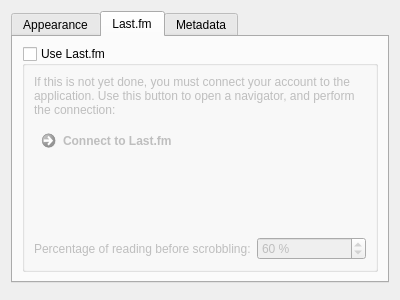
Old version of the form Form/DialogPreferences.ui in the repository isuhao/TMediaPlayer.
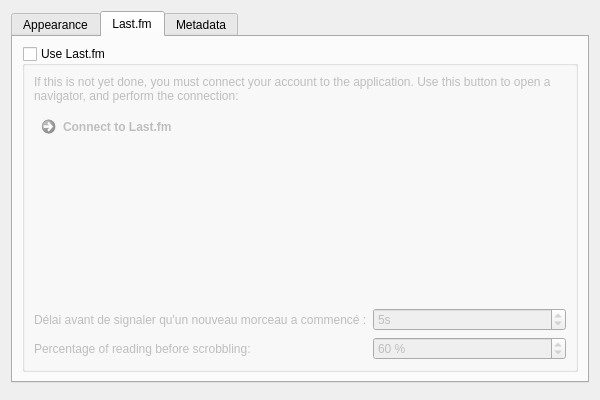
New version of the form. The open tabs and pages were chosen to show the change.

Commit message: Last.fm : update now playing

Patch:
```diff
--- a/Form/DialogPreferences.ui
+++ b/Form/DialogPreferences.ui
@@ -9,8 +9,8 @@
    <rect>
     <x>0</x>
     <y>0</y>
-    <width>400</width>
-    <height>300</height>
+    <width>600</width>
+    <height>400</height>
    </rect>
   </property>
   <property name="minimumSize">
@@ -118,15 +118,15 @@
             </property>
            </spacer>
           </item>
-          <item row="3" column="0">
-           <widget class="QLabel" name="lblLastFmPercentage">
+          <item row="4" column="0">
+           <widget class="QLabel" name="lblLastFmPercentageBeforeScrobbling">
             <property name="text">
              <string>Percentage of reading before scrobbling:</string>
             </property>
            </widget>
           </item>
-          <item row="3" column="1">
-           <widget class="QSpinBox" name="editLastFmPercentage">
+          <item row="4" column="1">
+           <widget class="QSpinBox" name="editLastFmPercentageBeforeScrobbling">
             <property name="suffix">
              <string> %</string>
             </property>
@@ -141,6 +141,32 @@
             </property>
            </widget>
           </item>
+          <item row="3" column="0">
+           <widget class="QLabel" name="lblLastFmDelayBeforeNotification">
+            <property name="text">
+             <string>Délai avant de signaler qu'un nouveau morceau a commencé :</string>
+            </property>
+           </widget>
+          </item>
+          <item row="3" column="1">
+           <widget class="QSpinBox" name="editLastFmDelayBeforeNotification">
+            <property name="whatsThis">
+             <string>Lorsque vous démarrez la lecture d'un morceau, une notification est envoyée à Last.fm pour mettre à jour votre profil. Cette valeur correspond au délai en secondes avant d'envoyer l'informations. Elle doit être comprise entre 2s et 20s.</string>
+            </property>
+            <property name="suffix">
+             <string>s</string>
+            </property>
+            <property name="minimum">
+             <number>2</number>
+            </property>
+            <property name="maximum">
+             <number>20</number>
+            </property>
+            <property name="value">
+             <number>5</number>
+            </property>
+           </widget>
+          </item>
          </layout>
         </widget>
        </item>
```
The commit also changes 5 other files.
